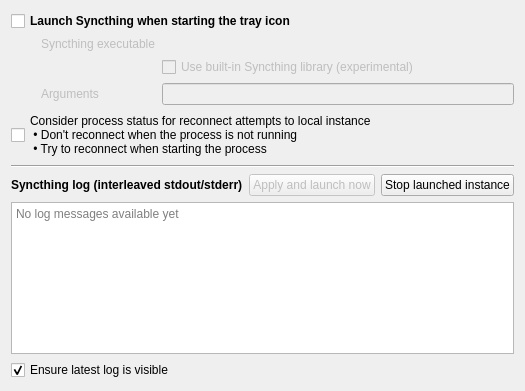
The window that widgets/settings/launcheroptionpage.ui (Martchus/syncthingtray) describes before a commit, drawn with Qt 5.
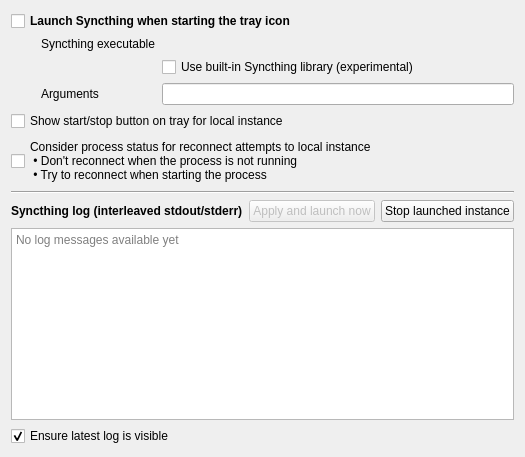
The same window after the commit. Icons and pictures are not drawn. Custom widgets are drawn as their Qt base class.

Commit message: Allow to show start/stop button for launcher

Patch:
```diff
--- a/widgets/settings/launcheroptionpage.ui
+++ b/widgets/settings/launcheroptionpage.ui
@@ -2,14 +2,6 @@
 <ui version="4.0">
  <class>QtGui::LauncherOptionPage</class>
  <widget class="QWidget" name="QtGui::LauncherOptionPage">
-  <property name="geometry">
-   <rect>
-    <x>0</x>
-    <y>0</y>
-    <width>507</width>
-    <height>391</height>
-   </rect>
-  </property>
   <property name="windowTitle">
    <string>Syncthing launcher</string>
   </property>
@@ -29,9 +21,6 @@
    </item>
    <item>
     <widget class="QWidget" name="launcherFormWidget" native="true">
-     <property name="enabled">
-      <bool>false</bool>
-     </property>
      <layout class="QFormLayout" name="formLayout">
       <property name="leftMargin">
        <number>30</number>
@@ -75,6 +64,13 @@
      </layout>
     </widget>
    </item>
+   <item>
+    <widget class="QCheckBox" name="showButtonCheckBox">
+     <property name="text">
+      <string>Show start/stop button on tray for local instance</string>
+     </property>
+    </widget>
+   </item>
    <item>
     <widget class="QCheckBox" name="considerForReconnectCheckBox">
      <property name="text">
```
Left out of the diff: 16 changed lines with no effect on the pictures. The commit also changes 9 other files.
